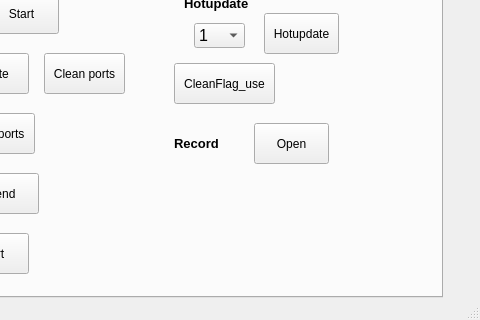
Qt form ui/test.ui (FuckBrains/src) before a commit; both pictures show x 618 to 1098 and y 233 to 553 of the 1098 by 553 pixel window.
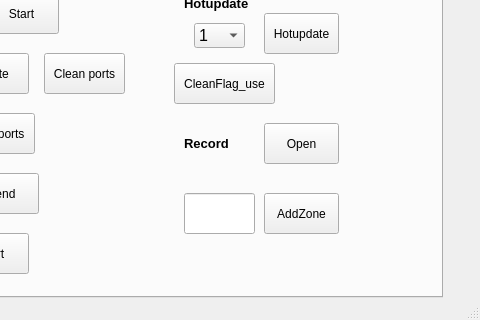
The same form after that commit. The open tabs and pages were chosen to show the change.

The edit to the form file:
```diff
--- a/ui/test.ui
+++ b/ui/test.ui
@@ -827,7 +827,7 @@
      <widget class="QLabel" name="label_53">
       <property name="geometry">
        <rect>
-        <x>400</x>
+        <x>410</x>
         <y>320</y>
         <width>61</width>
         <height>21</height>
@@ -847,7 +847,7 @@
      <widget class="QPushButton" name="pushButton36">
       <property name="geometry">
        <rect>
-        <x>480</x>
+        <x>490</x>
         <y>310</y>
         <width>75</width>
         <height>41</height>
@@ -857,6 +857,32 @@
        <string>Open</string>
       </property>
      </widget>
+     <widget class="QPushButton" name="pushButton49">
+      <property name="geometry">
+       <rect>
+        <x>490</x>
+        <y>380</y>
+        <width>75</width>
+        <height>41</height>
+       </rect>
+      </property>
+      <property name="text">
+       <string>AddZone</string>
+      </property>
+     </widget>
+     <widget class="QLineEdit" name="lineEdit43">
+      <property name="geometry">
+       <rect>
+        <x>410</x>
+        <y>380</y>
+        <width>71</width>
+        <height>41</height>
+       </rect>
+      </property>
+      <property name="text">
+       <string/>
+      </property>
+     </widget>
     </widget>
     <widget class="QWidget" name="tab_18">
      <attribute name="title">
```
Left out of the diff: 2 changed lines with no effect on the pictures.
